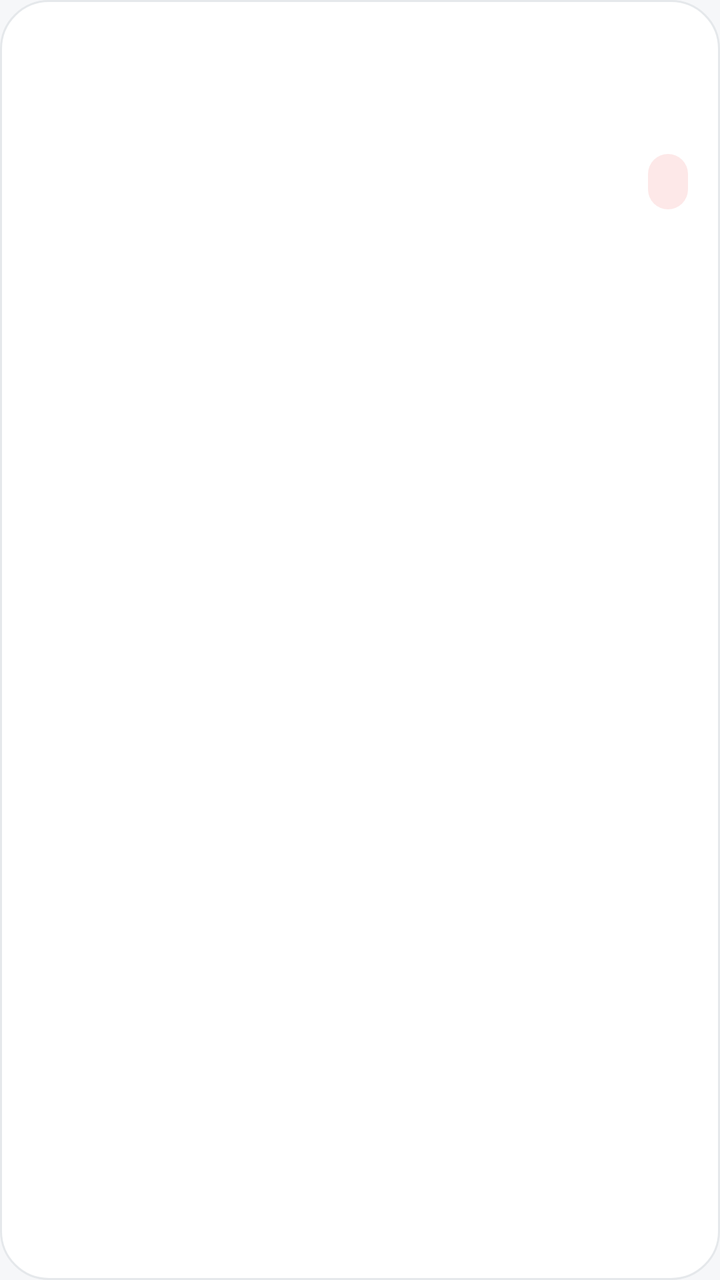
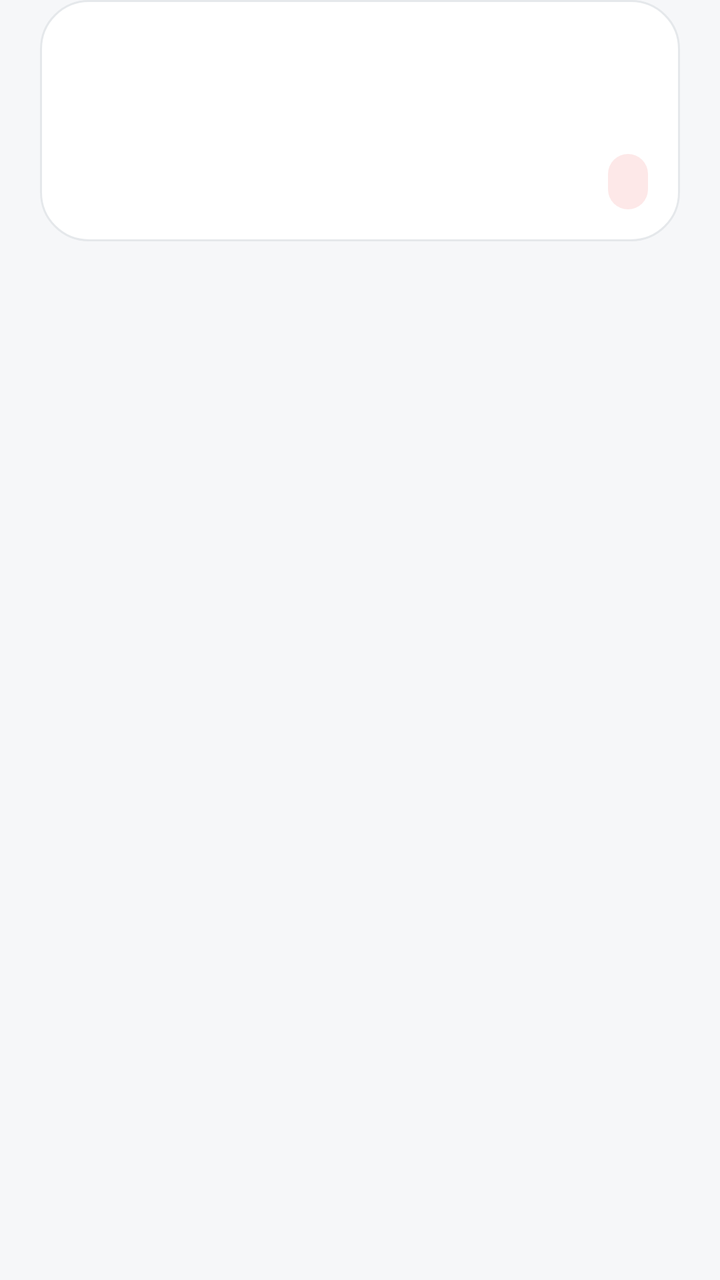

Compare the two renders of this Android layout. The source of the first and the diff that turns it into the second are given below.
<!-- AndroidManifest.xml: application theme AppTheme -->
<!-- res/layout/row_word.xml -->
<?xml version="1.0" encoding="utf-8"?>
<LinearLayout xmlns:android="http://schemas.android.com/apk/res/android"
    android:layout_width="match_parent"
    android:layout_height="wrap_content"
    android:background="@drawable/bg_card"
    android:orientation="vertical"
    android:padding="16dp">

    <TextView
        android:id="@+id/wordTerm"
        android:layout_width="match_parent"
        android:layout_height="wrap_content"
        android:textColor="@color/text_primary"
        android:textSize="19sp"
        android:textStyle="bold" />

    <TextView
        android:id="@+id/wordMeaning"
        android:layout_width="match_parent"
        android:layout_height="wrap_content"
        android:layout_marginTop="5dp"
        android:textColor="@color/text_primary"
        android:textSize="15sp" />

    <LinearLayout
        android:layout_width="match_parent"
        android:layout_height="wrap_content"
        android:layout_marginTop="10dp"
        android:gravity="center_vertical"
        android:orientation="horizontal">

        <TextView
            android:id="@+id/wordState"
            style="@style/CaptionText"
            android:layout_width="0dp"
            android:layout_height="wrap_content"
            android:layout_weight="1" />

        <TextView
            android:id="@+id/wordWrongCount"
            android:layout_width="wrap_content"
            android:layout_height="wrap_content"
            android:background="@drawable/bg_wrong_badge"
            android:paddingStart="10dp"
            android:paddingTop="5dp"
            android:paddingEnd="10dp"
            android:paddingBottom="5dp"
            android:textColor="@color/text_primary"
            android:textSize="13sp"
            android:textStyle="bold" />
    </LinearLayout>
</LinearLayout>
<!-- resources referenced by this layout -->
<resources>
  <color name="text_primary">#111111</color>
  <!-- drawable bg_card (drawable) -->
  <?xml version="1.0" encoding="utf-8"?>
  <shape xmlns:android="http://schemas.android.com/apk/res/android" android:shape="rectangle">
      <solid android:color="@color/surface" />
      <corners android:radius="24dp" />
      <stroke android:width="1dp" android:color="@color/border" />
      <padding android:left="20dp" android:top="20dp" android:right="20dp" android:bottom="20dp" />
  </shape>
  <!-- drawable bg_wrong_badge (drawable) -->
  <?xml version="1.0" encoding="utf-8"?>
  <shape xmlns:android="http://schemas.android.com/apk/res/android" android:shape="rectangle">
      <solid android:color="@color/danger_soft" />
      <corners android:radius="999dp" />
  </shape>
  <style name="CaptionText">
          <item name="android:textSize">13sp</item>
          <item name="android:textColor">@color/text_tertiary</item>
      </style>
  <style name="AppTheme" parent="android:style/Theme.Material.Light.NoActionBar">
          <item name="android:fontFamily">sans-serif</item>
          <item name="android:colorAccent">@color/primary</item>
          <item name="android:windowBackground">@color/background</item>
          <item name="android:statusBarColor">@color/surface</item>
          <item name="android:navigationBarColor">@color/surface</item>
          <item name="android:windowLightStatusBar">true</item>
          <item name="android:windowActionModeOverlay">true</item>
      </style>
  <color name="surface">#FFFFFF</color>
  <color name="border">#E5E8EB</color>
  <color name="danger_soft">#FDE8E8</color>
  <color name="text_tertiary">#8B95A1</color>
  <color name="primary">#1FE1B6</color>
  <color name="background">#F6F7F9</color>
</resources>

<!-- the commit's change to res/layout/row_word.xml (unified diff, before → after) -->
@@ -1,6 +1,10 @@
 <?xml version="1.0" encoding="utf-8"?>
-<LinearLayout xmlns:android="http://schemas.android.com/apk/res/android"
+<FrameLayout xmlns:android="http://schemas.android.com/apk/res/android"
     android:layout_width="match_parent"
+    android:layout_height="wrap_content"
+    android:paddingStart="20dp"
+    android:paddingEnd="20dp">
+<LinearLayout android:layout_width="match_parent"
     android:layout_height="wrap_content"
     android:background="@drawable/bg_card"
     android:orientation="vertical"
@@ -50,3 +54,4 @@
             android:textStyle="bold" />
     </LinearLayout>
 </LinearLayout>
+</FrameLayout>
